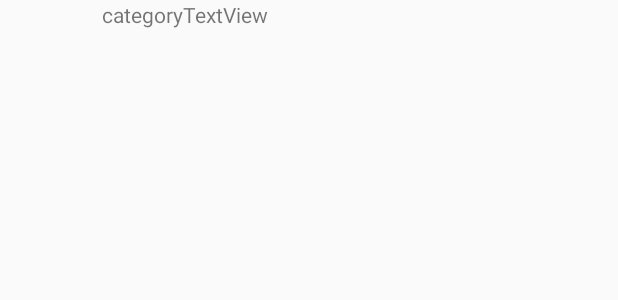
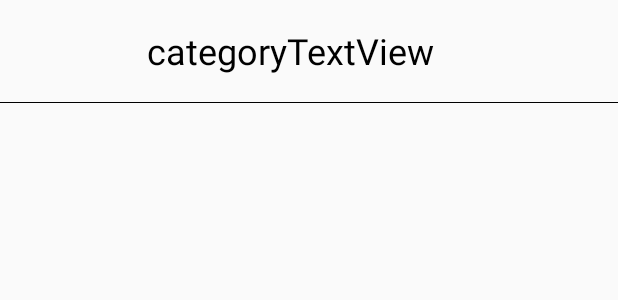
Before and after one commit to dannyko22/CantoneseEnglishTravelHandbookV3, an Android app: the layout category_row.xml on its own in the app's theme, with its tools: preview values and no code run, on a phone screen of 412 x 824 dp. Shown: the top 300 px of the screen. Run offline under Robolectric (Android 15) with nearby library versions, the phone set to English and light mode, and no system bars.

Commit message:
UI changes.

```diff
--- a/app/src/main/java/com/cantoneseenglishtravelhandbook/MainActivity.java
+++ b/app/src/main/java/com/cantoneseenglishtravelhandbook/MainActivity.java
@@ -42,6 +42,7 @@ public class MainActivity extends AppCompatActivity
         final Context context = this;
 
         FloatingActionButton fab = (FloatingActionButton) findViewById(R.id.fab);
+        fab.setImageResource(R.drawable.clipboard);
         fab.setOnClickListener(new View.OnClickListener() {
             @Override
             public void onClick(View view) {
--- a/app/src/main/res/layout/app_bar_main.xml
+++ b/app/src/main/res/layout/app_bar_main.xml
@@ -29,6 +29,7 @@
         android:layout_height="wrap_content"
         android:layout_gravity="bottom|end"
         android:layout_margin="@dimen/fab_margin"
-        android:src="@android:drawable/ic_menu_edit" />
+
+        />
 
 </android.support.design.widget.CoordinatorLayout>
--- a/app/src/main/res/layout/category_row.xml
+++ b/app/src/main/res/layout/category_row.xml
@@ -1,4 +1,11 @@
 <?xml version="1.0" encoding="utf-8"?>
+
+<LinearLayout xmlns:android="http://schemas.android.com/apk/res/android"
+    xmlns:app="http://schemas.android.com/apk/res-auto"
+    android:layout_width="match_parent"
+    android:layout_height="wrap_content"
+    android:orientation="vertical">
+
 <LinearLayout xmlns:android="http://schemas.android.com/apk/res/android"
     xmlns:app="http://schemas.android.com/apk/res-auto"
     android:layout_width="match_parent"
@@ -12,7 +19,20 @@
     <TextView
         android:text="categoryTextView"
         android:layout_width="wrap_content"
-        android:layout_height="wrap_content"
+        android:layout_height="match_parent"
         android:id="@+id/categoryTextView"
-        android:layout_weight="2" />
+        android:layout_weight="2"
+        android:gravity="center_vertical"
+        android:scrollbarFadeDuration="0"
+        android:scrollbarSize="30dp"
+        android:layout_marginLeft="30dp"
+        android:textSize="24sp"
+        android:textColor="@color/common_google_signin_btn_text_dark_focused" />
+
+
 </LinearLayout>
+    <View
+        android:layout_width="match_parent"
+        android:layout_height="1px"
+        android:background="#000000"/>
+    </LinearLayout>
```
Also changed, not shown: app/src/main/res/layout/content_main.xml (+6 -2 lines).
